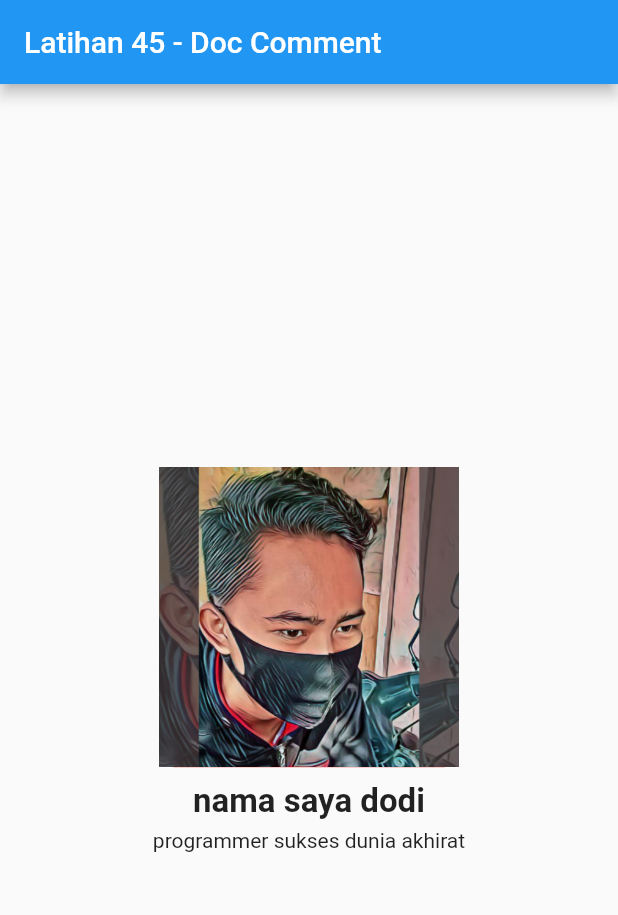
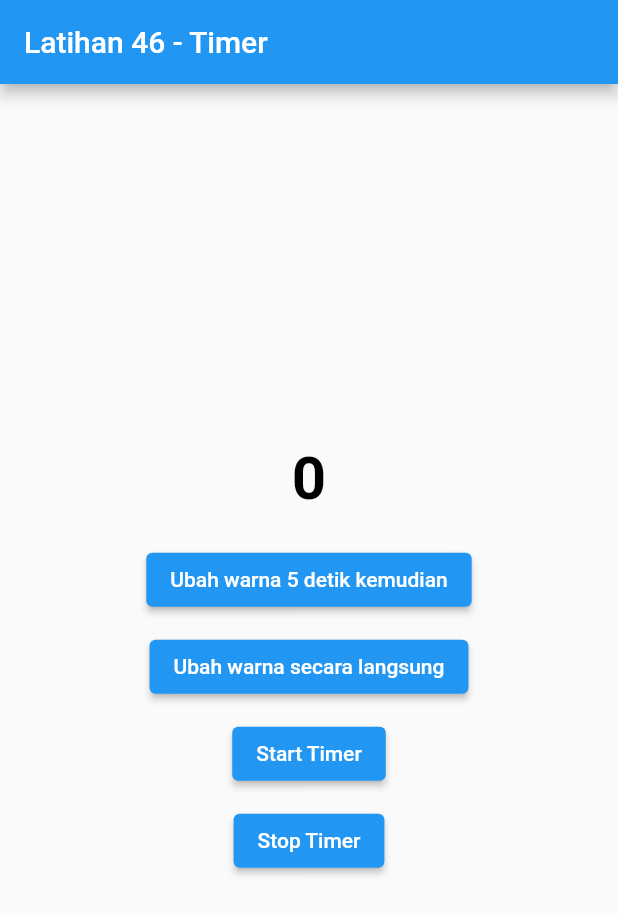
Before and after one commit to dodichakill/latihan_flutter_ku, a Flutter app: the screen it shows after launch, on a phone screen of 412 x 824 dp. Shown: the top 915 px of the screen. Run offline on Flutter 3.47's test engine with Material 2 defaults, Android fonts, the phone set to English and light mode, and no system bars.

Commit message:
Latihan 46 - Timer

````diff
--- a/lib/main.dart
+++ b/lib/main.dart
@@ -1,95 +1,98 @@
-// Latihan 45 - Doc Comment
+// Latihan 46 - Timer
+
+import 'dart:async';
 
 import 'package:flutter/material.dart';
 
 void main() => runApp(MyApp());
 
-class MyApp extends StatelessWidget {
-  final UserProfile profile = UserProfile(
-    name: 'nama saya dodi',
-    role: 'programmer sukses dunia akhirat',
-    imgURL: 'images/img.jpg',
-  );
+class MyApp extends StatefulWidget {
+  @override
+  _MyAppState createState() => _MyAppState();
+}
+
+class _MyAppState extends State<MyApp> {
+  int counter = 0;
+  bool isBlack = true;
+  bool isStop = true;
   @override
   Widget build(BuildContext context) {
     return MaterialApp(
       home: Scaffold(
         appBar: AppBar(
-          title: Text('Latihan 45 - Doc Comment'),
+          title: Text('Latihan 46 - Timer'),
         ),
         body: Center(
-          child: profile,
+          child: Column(
+            mainAxisAlignment: MainAxisAlignment.center,
+            children: [
+              Text(
+                counter.toString(),
+                style: TextStyle(
+                    fontSize: 40,
+                    fontWeight: FontWeight.bold,
+                    color: (isBlack) ? Colors.black : Colors.red),
+              ),
+              SizedBox(
+                height: 20,
+              ),
+              ElevatedButton(
+                  onPressed: () {
+                    Timer(Duration(seconds: 5), () {
+                      // ini akan menjalankan perintahnya setelah 5 detik
+                      setState(() {
+                        isBlack = !isBlack;
+                      });
+                    });
+                  },
+                  child: Text('Ubah warna 5 detik kemudian')),
+              SizedBox(
+                height: 10,
+              ),
+              ElevatedButton(
+                  onPressed: () {
+                    Timer.run(() {
+                      //method run berfungsi untuk menjalankan perubahan secara langsung
+                      setState(() {
+                        isBlack = !isBlack;
+                      });
+                    });
+                  },
+                  child: Text('Ubah warna secara langsung')),
+              SizedBox(
+                height: 10,
+              ),
+              ElevatedButton(
+                  onPressed: () {
+                    counter = 0;
+                    isStop = false;
+                    Timer.periodic(Duration(seconds: 1), (timer) {
+                      if (isStop) {
+                        timer
+                            .cancel(); // akan membatalkan timer dan akan menghentikan proses timer
+                      }
+                      setState(() {
+                        counter++;
+                      });
+                    });
+                  },
+                  child: Text('Start Timer')),
+              SizedBox(
+                height: 10,
+              ),
+              ElevatedButton(
+                  onPressed: () {
+                    isStop = true; // akan menghentikan timer
+                  },
+                  child: Text('Stop Timer')),
+            ],
+          ),
         ),
       ),
     );
   }
 }
 
-/// Class UserProfile digunakan untuk menampilkan user ke layar dengan sempurna
-class UserProfile extends StatelessWidget {
-  /// field ini digunakan untuk menyimpan nama user
-  final String name;
-
-  /// field ini digunakan untuk menyimpan role user
-  final String role;
-
-  /// field ini digunakan untuk menyimpan URL foto user
-  final String imgURL;
-
-  /// [name] berisi **nama user**. *Nilai defaultnya* adalah `No Name`
-  ///
-  /// [role] berisi **role user**. *Nilai defaultnya* adalah `No Role`
-  ///
-  /// [imgUrl] berisi URL gambar foto user. URL ini menggunakan assets offline
-  ///
-  /// contoh:
-  ///
-  /// ```
-  /// UserProfile(name:'dodi', role:'programmer sukses dunia akhirat', imgURL:'images/img.jpg');
-  ///
-  ///
-  /// ```
-  UserProfile({this.name = 'No Name', this.role = 'No Role', this.imgURL});
-
-  @override
-  Widget build(BuildContext context) {
-    return Column(
-      mainAxisAlignment: MainAxisAlignment.center,
-      crossAxisAlignment: CrossAxisAlignment.center,
-      children: [
-        Container(
-          decoration: BoxDecoration(
-              borderRadius: BorderRadius.circular(10), color: Colors.red),
-          child: Image(
-            image: AssetImage(
-                (imgURL != null) ? imgURL : 'images/texture-kayu.jpg'),
-            fit: BoxFit.cover,
-            width: 200,
-            height: 200,
-          ),
-        ),
-        SizedBox(
-          height: 10,
-        ),
-        Text(
-          name,
-          style: TextStyle(fontSize: 22, fontWeight: FontWeight.bold),
-        ),
-        SizedBox(
-          height: 5,
-        ),
-        Text(role)
-      ],
-    );
-  }
-}
-
 // penjelasan singkat
 // ----------------
-// pada materi kali ini kita akan belajar macam macam jenis doc comment (komentar dokumentasi) yang berguna untuk mengkomunikasikan kode kita kepada orang lain agar mudah dipahami. dan jika kita arahkan cursor pada suatu kodingan baik function/method/class atau lainya akan memunculkan suatu keterangan
-// tulis /// untuk memulai membuat doc comment / komentar dokumentasi
-// bungkus dengan * untuk membuat teksnya menjadi italic
-// bungkus dengan ** untuk membuat teksnya menjadi bold
-// bungkus dengan [ dan diakhiri ] untuk membuat teksnya menjadi menonjol
-// untuk membuat contoh kode bungkus dengan ``` pada awal dan akhir doc commentnya
-// untuk lihat bestpractice-nya bisa baca di artikel ini  https://dart.dev/guides/language/effective-dart/documentation
+// pada materi kali ini kita akan belajar Timer yaitu widget waktu yang bisa kita gunakan.
````
